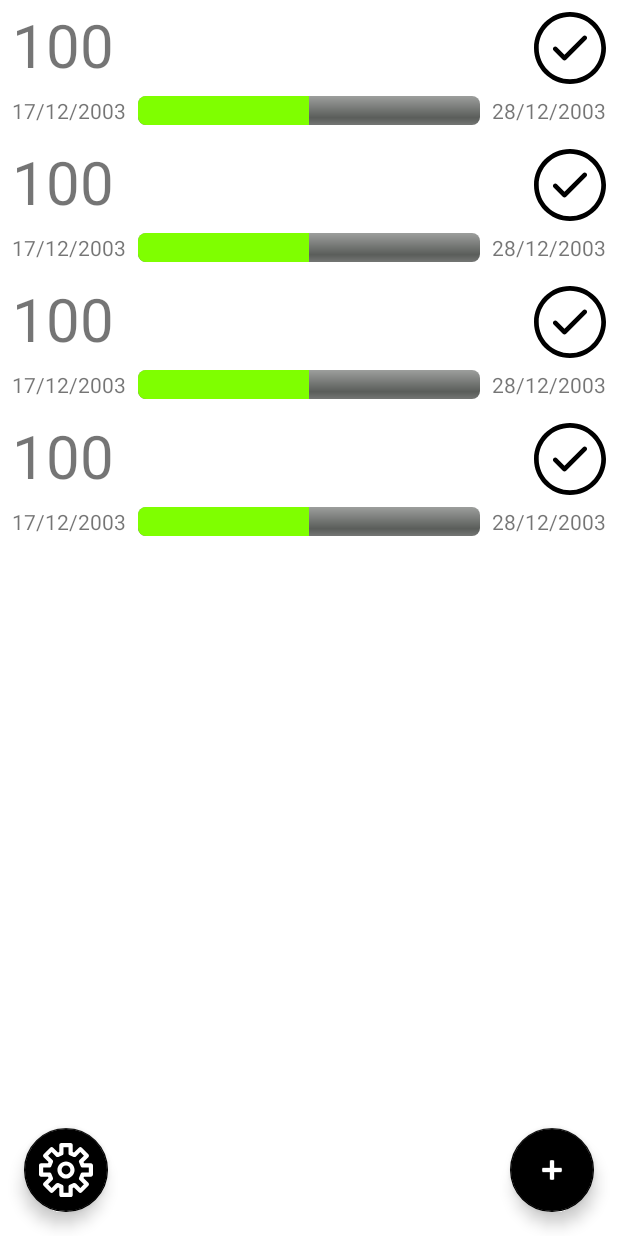
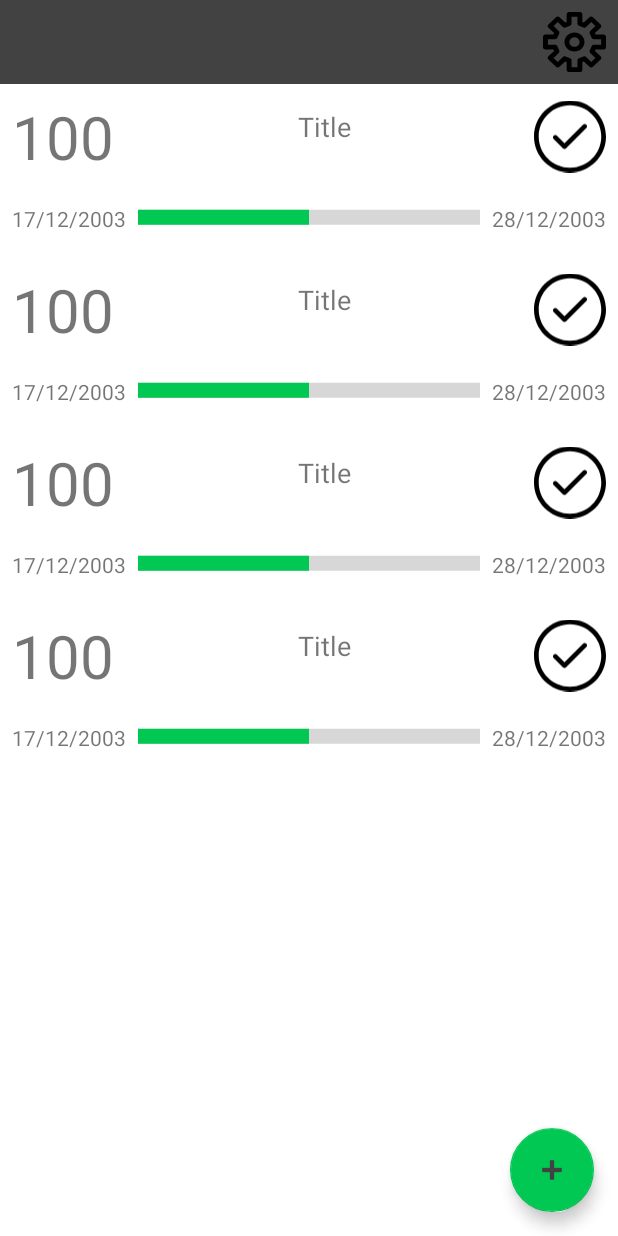
Before and after one commit to Dante-010/StudyBuddy, an Android app: the layout activity_main.xml on its own in the app's theme, with its tools: preview values and no code run, on a phone screen of 412 x 824 dp. Run offline under Robolectric (Android 15) with nearby library versions, the phone set to English and light mode, and no system bars.

Commit message:
Changed MainActivity

```diff
--- a/app/build.gradle
+++ b/app/build.gradle
@@ -34,6 +34,7 @@ android {
 }
 
 dependencies {
+    implementation 'androidx.preference:preference:1.1.1'
     def androidXTestVersion = "1.4.0"
     def jUnitVersion = "4.+"
     def lifecycle_version = "2.4.1"
--- a/app/src/main/java/com/danteculaciati/studybuddy/MainActivity.java
+++ b/app/src/main/java/com/danteculaciati/studybuddy/MainActivity.java
@@ -1,11 +1,14 @@
 package com.danteculaciati.studybuddy;
 
 import androidx.appcompat.app.AppCompatActivity;
+import androidx.appcompat.widget.Toolbar;
 import androidx.lifecycle.LiveData;
 import androidx.lifecycle.ViewModelProvider;
+import androidx.recyclerview.widget.DividerItemDecoration;
 import androidx.recyclerview.widget.LinearLayoutManager;
 import androidx.recyclerview.widget.RecyclerView;
 
+import android.content.Intent;
 import android.os.Bundle;
 import android.util.Log;
 import android.view.View;
@@ -28,13 +31,20 @@ public class MainActivity extends AppCompatActivity {
         View view = binding.getRoot();
         setContentView(view);
 
+        Toolbar toolbar = binding.toolbar;
+        setSupportActionBar(toolbar);
+
         ObjectiveViewModel model = new ViewModelProvider(this).get(ObjectiveViewModel.class);
-        model.nukeDatabase(); // this should be removed in production
+        model.nukeDatabase(); // TODO: Remove this once I'm done with debugging
         ObjectiveAdapter adapter = new ObjectiveAdapter();
 
         RecyclerView recyclerView = binding.recyclerView;
         recyclerView.setLayoutManager(new LinearLayoutManager(this));
         recyclerView.setAdapter(adapter);
+
+        recyclerView.addItemDecoration(new DividerItemDecoration(this,
+                DividerItemDecoration.VERTICAL));
+
 
         LiveData<List<Objective>> activeObjectives = model.getActive();
         if (activeObjectives != null) {
@@ -42,21 +52,31 @@ public class MainActivity extends AppCompatActivity {
         }
 
         binding.newObjectiveButton.setOnClickListener(v -> {
-            model.insertAll(new Objective(
+
+
+            Objective objective = new Objective(
                     "Test",
                     ObjectiveType.OBJECTIVE_DO,
-                    12,
+                    192,
                     LocalDate.now().minusDays(1),
                     LocalDate.now().plusDays(1)
-            ));
+            );
+
+            model.insertAll(objective);
+
             Log.d("OBJECTIVE_BUTTON_LISTENER", "New objective called.");
             if (model.getActive() != null) {
                 model.getActive().observe(this, adapter::setObjectiveList);
             }
         });
+
+        binding.settingsButton.setOnClickListener(v -> {
+            Log.d("SETTINGS_BUTTON_LISTENER", "Settings button clicked.");
+        });
 /*
     TODO:
      - Add settings activity
+     - Add objective creation activity
 */
     }
 }
--- a/app/src/main/java/com/danteculaciati/studybuddy/ObjectiveAdapter.java
+++ b/app/src/main/java/com/danteculaciati/studybuddy/ObjectiveAdapter.java
@@ -13,7 +13,7 @@ import androidx.recyclerview.widget.DiffUtil;
 import androidx.recyclerview.widget.RecyclerView;
 
 import com.danteculaciati.studybuddy.Objectives.Objective;
-import com.danteculaciati.studybuddy.databinding.ObjectiveListElementBinding;
+import com.danteculaciati.studybuddy.databinding.ListElementObjectiveBinding;
 
 import java.time.LocalDate;
 import java.util.List;
@@ -26,7 +26,7 @@ public class ObjectiveAdapter extends RecyclerView.Adapter<ObjectiveAdapter.View
         private final ImageButton objectiveDoneButton;
         private final ProgressBar progressBar;
 
-        public ViewHolder(ObjectiveListElementBinding binding) {
+        public ViewHolder(ListElementObjectiveBinding binding) {
             super(binding.getRoot());
             counterTextView = binding.counterTextView;
             titleTextView = binding.titleTextView;
@@ -59,6 +59,7 @@ public class ObjectiveAdapter extends RecyclerView.Adapter<ObjectiveAdapter.View
         public void onClick(View view) {
             // TODO: Add logic when objective is completed
             Log.d("OBJECTIVE_ADAPTER", "Done button pressed.");
+            objectiveDoneButton.setImageResource(R.drawable.ic_study_buddy);
         }
     }
 
@@ -67,7 +68,7 @@ public class ObjectiveAdapter extends RecyclerView.Adapter<ObjectiveAdapter.View
     @NonNull
     @Override
     public ViewHolder onCreateViewHolder(@NonNull ViewGroup parent, int viewType) {
-        ObjectiveListElementBinding binding = ObjectiveListElementBinding
+        ListElementObjectiveBinding binding = ListElementObjectiveBinding
                 .inflate(LayoutInflater.from(parent.getContext()), parent, false);
 
         return new ViewHolder(binding);
--- a/app/src/main/res/drawable/done_icon.xml
+++ b/app/src/main/res/drawable/done_icon.xml
@@ -1,8 +1,10 @@
 <vector xmlns:android="http://schemas.android.com/apk/res/android"
+    xmlns:tools="http://schemas.android.com/tools"
     android:width="400dp"
     android:height="400dp"
     android:viewportWidth="400"
-    android:viewportHeight="400">
+    android:viewportHeight="400"
+    tools:ignore="VectorRaster">
   <path
       android:fillColor="#FF000000"
       android:pathData="M199.996,0C89.713,0 0,89.72 0,200s89.713,200 199.996,200S400,310.28 400,200S310.279,0 199.996,0zM199.996,373.77C104.18,373.77 26.23,295.816 26.23,200c0,-95.817 77.949,-173.769 173.766,-173.769c95.817,0 173.771,77.953 173.771,173.769C373.768,295.816 295.812,373.77 199.996,373.77z"/>
--- a/app/src/main/res/layout/activity_main.xml
+++ b/app/src/main/res/layout/activity_main.xml
@@ -6,39 +6,55 @@
     android:layout_height="match_parent"
     tools:context=".MainActivity">
 
+    <androidx.appcompat.widget.Toolbar
+        android:id="@+id/toolbar"
+        android:layout_width="match_parent"
+        android:layout_height="wrap_content"
+        android:background="?attr/colorPrimary"
+        android:minHeight="?attr/actionBarSize"
+        android:theme="?attr/actionBarTheme"
+        app:layout_constraintStart_toStartOf="parent"
+        app:layout_constraintTop_toTopOf="parent" />
+
+    <ImageButton
+        android:id="@+id/settingsButton"
+        android:layout_width="42sp"
+        android:layout_height="0dp"
+        android:layout_marginTop="8dp"
+        android:layout_marginEnd="8dp"
+        android:layout_marginBottom="8dp"
+        android:adjustViewBounds="false"
+        android:background="@null"
+        android:contentDescription="@string/settings"
+        android:cropToPadding="false"
+        android:scaleType="fitXY"
+        app:layout_constraintBottom_toBottomOf="@+id/toolbar"
+        app:layout_constraintEnd_toEndOf="@+id/toolbar"
+        app:layout_constraintTop_toTopOf="@+id/toolbar"
+        app:srcCompat="@drawable/settings_icon"
+        tools:ignore="TouchTargetSizeCheck,ImageContrastCheck" />
+
     <androidx.recyclerview.widget.RecyclerView
         android:id="@+id/recyclerView"
         android:layout_width="match_parent"
         android:layout_height="match_parent"
+        android:layout_marginTop="?attr/actionBarSize"
         app:layout_constraintStart_toStartOf="parent"
-        app:layout_constraintTop_toTopOf="parent"
+        app:layout_constraintTop_toBottomOf="@+id/toolbar"
         tools:itemCount="4"
-        tools:listitem="@layout/objective_list_element" />
-
-    <com.google.android.material.floatingactionbutton.FloatingActionButton
-        android:id="@+id/settingsButton"
-        android:layout_width="wrap_content"
-        android:layout_height="wrap_content"
-        android:layout_marginStart="16dp"
-        android:layout_marginBottom="16dp"
-        android:clickable="true"
-        android:contentDescription="@string/settings"
-        android:scaleType="center"
-        app:fabSize="auto"
-        app:layout_constraintBottom_toBottomOf="parent"
-        app:layout_constraintStart_toStartOf="parent"
-        app:maxImageSize="36dp"
-        app:srcCompat="@drawable/settings_icon" />
+        tools:listitem="@layout/list_element_objective" />
 
     <com.google.android.material.floatingactionbutton.FloatingActionButton
         android:id="@+id/newObjectiveButton"
         android:layout_width="wrap_content"
         android:layout_height="wrap_content"
         android:layout_marginEnd="16dp"
+        android:layout_marginBottom="16dp"
         android:clickable="true"
         android:contentDescription="@string/new_objective"
-        app:layout_constraintBottom_toBottomOf="@+id/settingsButton"
+        app:layout_constraintBottom_toBottomOf="parent"
         app:layout_constraintEnd_toEndOf="parent"
-        app:srcCompat="@android:drawable/ic_input_add" />
+        app:srcCompat="@android:drawable/ic_input_add"
+        tools:ignore="ImageContrastCheck" />
 
 </androidx.constraintlayout.widget.ConstraintLayout>
--- a/app/src/main/res/layout/objective_list_element.xml
+++ b/app/src/main/res/layout/list_element_objective.xml
@@ -1,22 +1,24 @@
 <?xml version="1.0" encoding="utf-8"?>
 <androidx.constraintlayout.widget.ConstraintLayout xmlns:android="http://schemas.android.com/apk/res/android"
     xmlns:app="http://schemas.android.com/apk/res-auto"
+    xmlns:tools="http://schemas.android.com/tools"
     android:layout_width="match_parent"
-    android:layout_height="wrap_content">
+    android:layout_height="wrap_content"
+    android:background="@android:color/transparent">
 
     <TextView
         android:id="@+id/counterTextView"
         android:layout_width="wrap_content"
         android:layout_height="0dp"
         android:layout_marginStart="8dp"
-        android:layout_marginBottom="32dp"
+        android:layout_marginTop="8dp"
         android:contentDescription="@string/objective_counter"
         android:gravity="center"
         android:text="100"
         android:textSize="40sp"
-        app:layout_constraintBottom_toBottomOf="parent"
         app:layout_constraintStart_toStartOf="parent"
-        app:layout_constraintTop_toTopOf="parent" />
+        app:layout_constraintTop_toTopOf="parent"
+        tools:ignore="HardcodedText" />
 
     <TextView
         android:id="@+id/titleTextView"
@@ -27,6 +29,7 @@
         android:layout_marginEnd="64dp"
         android:contentDescription="@string/objective_title"
         android:minHeight="48dp"
+        android:text="Title"
         android:textAlignment="center"
         android:textSize="18sp"
         app:layout_constraintEnd_toEndOf="parent"
@@ -42,10 +45,10 @@
         android:background="@android:color/transparent"
         android:contentDescription="@string/objective_done_button"
         android:scaleType="fitCenter"
-        app:layout_constraintBottom_toBottomOf="@+id/titleTextView"
+        app:layout_constraintBottom_toBottomOf="@+id/counterTextView"
         app:layout_constraintEnd_toEndOf="parent"
         app:layout_constraintStart_toEndOf="@+id/titleTextView"
-        app:layout_constraintTop_toTopOf="@+id/titleTextView"
+        app:layout_constraintTop_toTopOf="@+id/counterTextView"
         app:srcCompat="@drawable/done_icon" />
 
     <ProgressBar
@@ -57,8 +60,7 @@
         android:layout_marginEnd="8dp"
         android:indeterminate="false"
         android:progress="50"
-        android:progressDrawable="@android:drawable/progress_horizontal"
-        android:progressTint="@color/light_green"
+        android:scaleY="2.5"
         app:layout_constraintBottom_toBottomOf="@+id/startDateTextView"
         app:layout_constraintEnd_toStartOf="@+id/endDateTextView"
         app:layout_constraintStart_toEndOf="@+id/startDateTextView"
@@ -68,8 +70,8 @@
         android:id="@+id/startDateTextView"
         android:layout_width="wrap_content"
         android:layout_height="wrap_content"
-        android:layout_marginTop="8dp"
-        android:layout_marginBottom="8dp"
+        android:layout_marginTop="16dp"
+        android:layout_marginBottom="16dp"
         android:text="17/12/2003"
         app:layout_constraintBottom_toBottomOf="parent"
         app:layout_constraintStart_toStartOf="@+id/counterTextView"
--- a/app/src/main/res/values-night/themes.xml
+++ b/app/src/main/res/values-night/themes.xml
@@ -2,13 +2,15 @@
     <!-- Base application theme. -->
     <style name="Theme.StudyBuddy" parent="Theme.MaterialComponents.DayNight.NoActionBar">
         <!-- Primary brand color. -->
-        <item name="colorPrimary">@color/green</item>
-        <item name="colorPrimaryVariant">@color/dark_green</item>
-        <item name="colorOnPrimary">@color/light_green</item>
+        <item name="colorPrimary">@color/primaryDarkColor</item>
+        <item name="colorPrimaryDark">@color/primaryColor</item>
+        <item name="colorPrimaryVariant">@color/primaryLightColor</item>
+        <item name="colorOnPrimary">@color/secondaryColor</item>
         <!-- Secondary brand color. -->
-        <item name="colorSecondary">@color/black</item>
-        <item name="colorSecondaryVariant">@color/gray</item>
-        <item name="colorOnSecondary">@color/white</item>
+        <item name="colorSecondary">@color/secondaryLightColor</item>
+        <item name="colorSecondaryVariant">@color/secondaryColor</item>
+        <item name="colorOnSecondary">@color/primaryColor</item>
         <!-- Customize your theme here. -->
+        <item name="textFillColor">@color/secondaryTextColor</item>
     </style>
 </resources>
--- a/app/src/main/res/values/colors.xml
+++ b/app/src/main/res/values/colors.xml
@@ -1,9 +1,11 @@
-<?xml version="1.0" encoding="utf-8"?>
+<?xml version="1.0" encoding="UTF-8"?>
 <resources>
-    <color name="light_green">#7FFF00</color>
-    <color name="green">#377413</color>
-    <color name="dark_green">#1D3D0A</color>
-    <color name="black">#FF000000</color>
-    <color name="gray">#767676</color>
-    <color name="white">#FFFFFFFF</color>
+    <color name="primaryColor">#424242</color>
+    <color name="primaryLightColor">#6d6d6d</color>
+    <color name="primaryDarkColor">#1b1b1b</color>
+    <color name="secondaryColor">#00c853</color>
+    <color name="secondaryLightColor">#5efc82</color>
+    <color name="secondaryDarkColor">#009624</color>
+    <color name="primaryTextColor">#ffffff</color>
+    <color name="secondaryTextColor">#000000</color>
 </resources>
--- a/app/src/main/res/values/strings.xml
+++ b/app/src/main/res/values/strings.xml
@@ -17,4 +17,18 @@
         <item quantity="one">minute</item>
         <item quantity="other">minutes</item>
     </plurals>
+    <!-- Preference Titles -->
+    <string name="messages_header">Messages</string>
+    <string name="sync_header">Sync</string>
+
+    <!-- Messages Preferences -->
+    <string name="signature_title">Your signature</string>
+    <string name="reply_title">Default reply action</string>
+
+    <!-- Sync Preferences -->
+    <string name="sync_title">Sync email periodically</string>
+    <string name="attachment_title">Download incoming attachments</string>
+    <string name="attachment_summary_on">Automatically download attachments for incoming emails
+    </string>
+    <string name="attachment_summary_off">Only download attachments when manually requested</string>
 </resources>
--- a/app/src/main/res/values/themes.xml
+++ b/app/src/main/res/values/themes.xml
@@ -2,13 +2,15 @@
     <!-- Base application theme. -->
     <style name="Theme.StudyBuddy" parent="Theme.MaterialComponents.DayNight.NoActionBar">
         <!-- Primary brand color. -->
-        <item name="colorPrimary">@color/green</item>
-        <item name="colorPrimaryVariant">@color/dark_green</item>
-        <item name="colorOnPrimary">@color/light_green</item>
+        <item name="colorPrimary">@color/primaryColor</item>
+        <item name="colorPrimaryDark">@color/primaryDarkColor</item>
+        <item name="colorPrimaryVariant">@color/primaryLightColor</item>
+        <item name="colorOnPrimary">@color/secondaryDarkColor</item>
         <!-- Secondary brand color. -->
-        <item name="colorSecondary">@color/black</item>
-        <item name="colorSecondaryVariant">@color/gray</item>
-        <item name="colorOnSecondary">@color/white</item>
+        <item name="colorSecondary">@color/secondaryColor</item>
+        <item name="colorSecondaryVariant">@color/secondaryLightColor</item>
+        <item name="colorOnSecondary">@color/primaryColor</item>
         <!-- Customize your theme here. -->
+        <item name="textFillColor">@color/primaryTextColor</item>
     </style>
 </resources>
```
Also changed, not shown: app/src/main/AndroidManifest.xml (+5 -4 lines).
